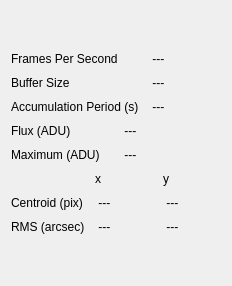
First picture: the form in forms/camera_data.ui, repository lsst-sitcom/spot_motion_monitor, before the edit.
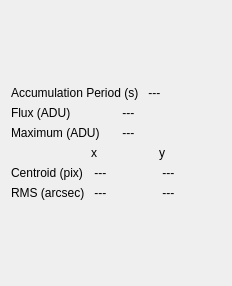
Second picture: the form after the edit.

Commit message: Removing FPS and buffer size info from data widget.

Diff of the .ui file:
```diff
--- a/forms/camera_data.ui
+++ b/forms/camera_data.ui
@@ -14,9 +14,6 @@
    <string>Form</string>
   </property>
   <layout class="QVBoxLayout" name="verticalLayout">
-   <property name="spacing">
-    <number>10</number>
-   </property>
    <item>
     <spacer name="verticalSpacer_2">
      <property name="orientation">
@@ -32,55 +29,15 @@
    </item>
    <item>
     <layout class="QGridLayout" name="gridLayout_3">
-     <item row="5" column="1">
-      <widget class="QLabel" name="accumPeriodValueLabel">
-       <property name="minimumSize">
-        <size>
-         <width>50</width>
-         <height>0</height>
-        </size>
-       </property>
-       <property name="text">
-        <string> --- </string>
-       </property>
-      </widget>
-     </item>
-     <item row="5" column="0">
+     <item row="0" column="0">
       <widget class="QLabel" name="accumPeriodLabel">
        <property name="text">
         <string>Accumulation Period (s)</string>
        </property>
       </widget>
      </item>
-     <item row="3" column="0">
-      <widget class="QLabel" name="fpsLabel">
-       <property name="text">
-        <string>Frames Per Second</string>
-       </property>
-      </widget>
-     </item>
-     <item row="3" column="1">
-      <widget class="QLabel" name="fpsValueLabel">
-       <property name="minimumSize">
-        <size>
-         <width>50</width>
-         <height>0</height>
-        </size>
-       </property>
-       <property name="text">
-        <string> --- </string>
-       </property>
-      </widget>
-     </item>
-     <item row="4" column="0">
-      <widget class="QLabel" name="bufferSizeLabel">
-       <property name="text">
-        <string>Buffer Size</string>
-       </property>
-      </widget>
-     </item>
-     <item row="4" column="1">
-      <widget class="QLabel" name="bufferSizeValueLabel">
+     <item row="0" column="1">
+      <widget class="QLabel" name="accumPeriodValueLabel">
        <property name="minimumSize">
         <size>
          <width>50</width>
```
The commit also changes 3 other files.
